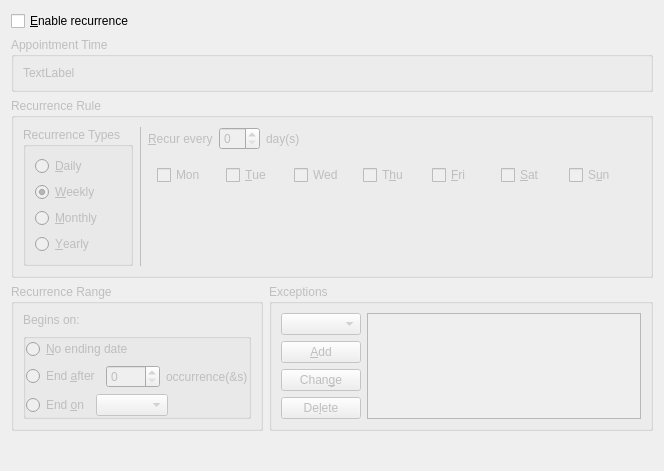
Before: the Qt Designer form incidenceeditors/incidenceeditor-ng/incidencerecurrenceeditor.ui in chusopr/kdepim-ktimetracker-akonadi, drawn with Qt 5.
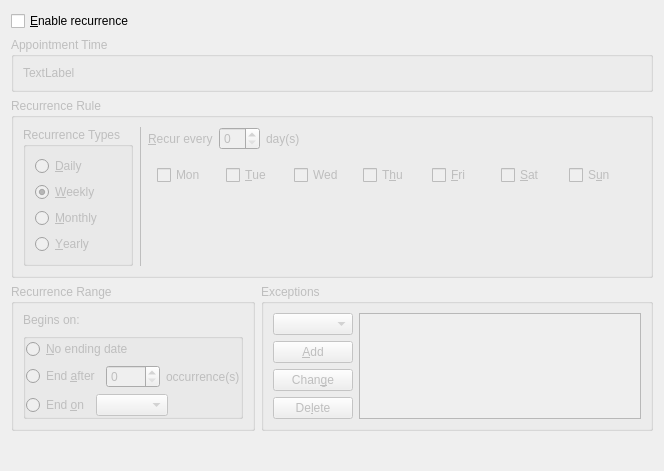
After: the same form once the commit is applied. Custom widgets are drawn as their Qt base class.

Commit message: Set the correct values for the yearly pos by day combo

```diff
--- a/incidenceeditors/incidenceeditor-ng/incidencerecurrenceeditor.ui
+++ b/incidenceeditors/incidenceeditor-ng/incidencerecurrenceeditor.ui
@@ -1312,7 +1312,7 @@
             </sizepolicy>
            </property>
            <property name="text">
-            <string extracomment="@label">occurrence(&amp;s)</string>
+            <string extracomment="@label">occurrence(s)</string>
            </property>
           </widget>
          </item>
```
Left out of the diff: 262 changed lines with no effect on the pictures.
